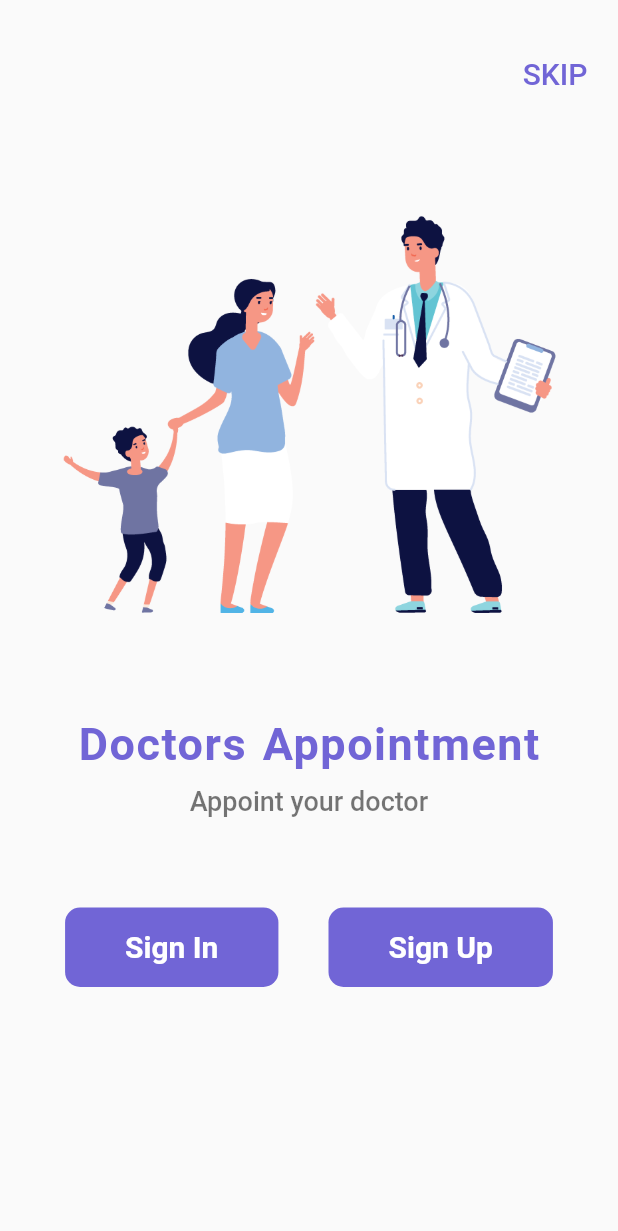
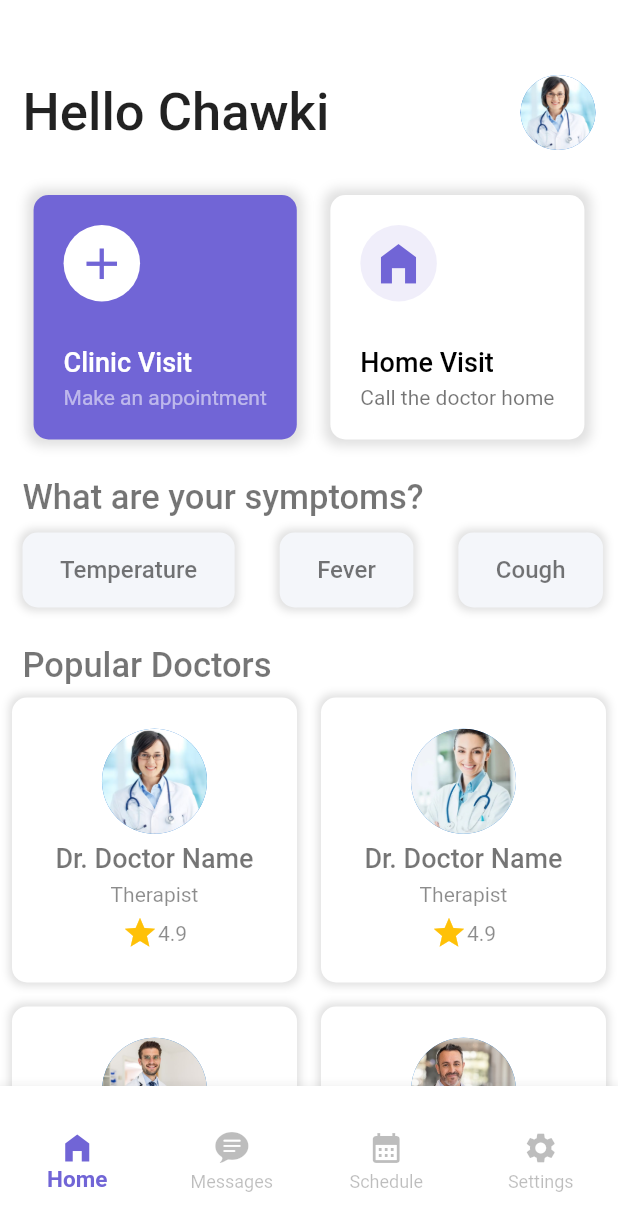
Before and after one commit to ChawkiFerroukhi/Healthcare_App, a Flutter app: the screen it shows after launch, after a tap on "SKIP", on a phone screen of 412 x 824 dp. Shown: the top 1231 px of the screen. Run offline on Flutter 3.47's test engine with Material 2 defaults, Android fonts, the phone set to English and light mode, and no system bars.

Commit message:
UI Updates
- Added bottomNavigationBar
- Added Home screen

```diff
--- /dev/null
+++ b/lib/screens/home_screen.dart
@@ -0,0 +1,283 @@
+import 'package:flutter/material.dart';
+import 'package:flutter/src/widgets/container.dart';
+import 'package:flutter/src/widgets/framework.dart';
+
+class HomeScreen extends StatelessWidget {
+  List symptoms = [
+    "Temperature",
+    "Fever",
+    "Cough",
+    "Cold",
+    "Snuffle",
+  ];
+
+  List imgs = [
+    "doctor1.jpg",
+    "doctor2.jpg",
+    "doctor3.jpg",
+    "doctor4.jpg",
+  ];
+
+  @override
+  Widget build(BuildContext context) {
+    return SingleChildScrollView(
+      padding: EdgeInsets.only(top: 50),
+      child: Column(
+        crossAxisAlignment: CrossAxisAlignment.start,
+        children: [
+          Padding(
+            padding: EdgeInsets.symmetric(horizontal: 15),
+            child: Row(
+              mainAxisAlignment: MainAxisAlignment.spaceBetween,
+              children: [
+                Text(
+                  "Hello Chawki",
+                  style: TextStyle(
+                    fontSize: 35,
+                    fontWeight: FontWeight.w500,
+                  ),
+                ),
+                CircleAvatar(
+                  radius: 25,
+                  backgroundImage: AssetImage("assets/doctor1.jpg"),
+                ),
+              ],
+            ),
+          ),
+          SizedBox(height: 30),
+          Row(
+            mainAxisAlignment: MainAxisAlignment.spaceEvenly,
+            children: [
+              InkWell(
+                onTap: () {},
+                child: Container(
+                  padding: EdgeInsets.all(20),
+                  decoration: BoxDecoration(
+                    color: Color(0xFF7165D6),
+                    borderRadius: BorderRadius.circular(10),
+                    boxShadow: [
+                      BoxShadow(
+                        color: Colors.black12,
+                        blurRadius: 6,
+                        spreadRadius: 4,
+                      ),
+                    ],
+                  ),
+                  child: Column(
+                    crossAxisAlignment: CrossAxisAlignment.start,
+                    children: [
+                      Container(
+                        padding: EdgeInsets.all(8),
+                        decoration: BoxDecoration(
+                          color: Colors.white,
+                          shape: BoxShape.circle,
+                        ),
+                        child: Icon(
+                          Icons.add,
+                          color: Color(0xFF7165D6),
+                          size: 35,
+                        ),
+                      ),
+                      SizedBox(height: 30),
+                      Text(
+                        "Clinic Visit",
+                        style: TextStyle(
+                          fontSize: 18,
+                          color: Colors.white,
+                          fontWeight: FontWeight.w500,
+                        ),
+                      ),
+                      SizedBox(height: 5),
+                      Text(
+                        "Make an appointment",
+                        style: TextStyle(
+                          color: Colors.white54,
+                        ),
+                      )
+                    ],
+                  ),
+                ),
+              ),
+              InkWell(
+                onTap: () {},
+                child: Container(
+                  padding: EdgeInsets.all(20),
+                  decoration: BoxDecoration(
+                    color: Colors.white,
+                    borderRadius: BorderRadius.circular(10),
+                    boxShadow: [
+                      BoxShadow(
+                        color: Colors.black12,
+                        blurRadius: 6,
+                        spreadRadius: 4,
+                      ),
+                    ],
+                  ),
+                  child: Column(
+                    crossAxisAlignment: CrossAxisAlignment.start,
+                    children: [
+                      Container(
+                        padding: EdgeInsets.all(8),
+                        decoration: BoxDecoration(
+                          color: Color(0xFFF0EEFA),
+                          shape: BoxShape.circle,
+                        ),
+                        child: Icon(
+                          Icons.home_filled,
+                          color: Color(0xFF7165D6),
+                          size: 35,
+                        ),
+                      ),
+                      SizedBox(height: 30),
+                      Text(
+                        "Home Visit",
+                        style: TextStyle(
+                          fontSize: 18,
+                          color: Colors.black,
+                          fontWeight: FontWeight.w500,
+                        ),
+                      ),
+                      SizedBox(height: 5),
+                      Text(
+                        "Call the doctor home",
+                        style: TextStyle(
+                          color: Colors.black54,
+                        ),
+                      )
+                    ],
+                  ),
+                ),
+              ),
+            ],
+          ),
+          SizedBox(height: 25),
+          Padding(
+            padding: EdgeInsets.only(left: 15),
+            child: Text(
+              "What are your symptoms?",
+              style: TextStyle(
+                fontSize: 23,
+                color: Colors.black54,
+                fontWeight: FontWeight.w500,
+              ),
+            ),
+          ),
+          SizedBox(
+            height: 70,
+            child: ListView.builder(
+              shrinkWrap: true,
+              scrollDirection: Axis.horizontal,
+              itemCount: symptoms.length,
+              itemBuilder: (context, index) {
+                return Container(
+                  margin: EdgeInsets.symmetric(vertical: 10, horizontal: 15),
+                  padding: EdgeInsets.symmetric(horizontal: 25),
+                  decoration: BoxDecoration(
+                    color: Color(0xFFF4F6FA),
+                    borderRadius: BorderRadius.circular(10),
+                    boxShadow: [
+                      BoxShadow(
+                        color: Colors.black12,
+                        blurRadius: 4,
+                        spreadRadius: 2,
+                      ),
+                    ],
+                  ),
+                  child: Center(
+                    child: Text(
+                      symptoms[index],
+                      style: TextStyle(
+                        fontSize: 16,
+                        fontWeight: FontWeight.w500,
+                        color: Colors.black54,
+                      ),
+                    ),
+                  ),
+                );
+              },
+            ),
+          ),
+          SizedBox(height: 15),
+          Padding(
+            padding: EdgeInsets.only(left: 15),
+            child: Text(
+              "Popular Doctors",
+              style: TextStyle(
+                fontSize: 23,
+                fontWeight: FontWeight.w500,
+                color: Colors.black54,
+              ),
+            ),
+          ),
+          GridView.builder(
+            gridDelegate: SliverGridDelegateWithFixedCrossAxisCount(
+              crossAxisCount: 2,
+            ),
+            itemCount: 4,
+            shrinkWrap: true,
+            physics: NeverScrollableScrollPhysics(),
+            itemBuilder: (context, index) {
+              return InkWell(
+                onTap: () {},
+                child: Container(
+                  margin: EdgeInsets.all(8),
+                  padding: EdgeInsets.symmetric(vertical: 15),
+                  decoration: BoxDecoration(
+                    color: Colors.white,
+                    borderRadius: BorderRadius.circular(10),
+                    boxShadow: [
+                      BoxShadow(
+                        color: Colors.black12,
+                        blurRadius: 4,
+                        spreadRadius: 2,
+                      )
+                    ],
+                  ),
+                  child: Column(
+                    mainAxisAlignment: MainAxisAlignment.spaceEvenly,
+                    children: [
+                      CircleAvatar(
+                        radius: 35,
+                        backgroundImage: AssetImage("assets/${imgs[index]}"),
+                      ),
+                      Text(
+                        "Dr. Doctor Name",
+                        style: TextStyle(
+                          color: Colors.black54,
+                          fontSize: 18,
+                          fontWeight: FontWeight.w500,
+                        ),
+                      ),
+                      Text(
+                        "Therapist",
+                        style: TextStyle(
+                          color: Colors.black45,
+                        ),
+                      ),
+                      Row(
+                        mainAxisSize: MainAxisSize.min,
+                        mainAxisAlignment: MainAxisAlignment.center,
+                        children: [
+                          Icon(
+                            Icons.star,
+                            color: Colors.amber,
+                          ),
+                          Text(
+                            "4.9",
+                            style: TextStyle(
+                              color: Colors.black45,
+                            ),
+                          ),
+                        ],
+                      ),
+                    ],
+                  ),
+                ),
+              );
+            },
+          ),
+        ],
+      ),
+    );
+  }
+}
--- a/lib/screens/welcome_screen.dart
+++ b/lib/screens/welcome_screen.dart
@@ -3,6 +3,7 @@ import 'package:flutter/src/widgets/container.dart';
 import 'package:flutter/src/widgets/framework.dart';
 import 'package:healthcare_app/screens/login_screen.dart';
 import 'package:healthcare_app/screens/signup_screen.dart';
+import 'package:healthcare_app/widgets/navbar_roots.dart';
 
 class WelcomeScreen extends StatelessWidget {
   const WelcomeScreen({super.key});
@@ -16,12 +17,13 @@ class WelcomeScreen extends StatelessWidget {
         padding: EdgeInsets.all(10),
         child: Column(
           children: [
-            SizedBox(height: 15),
+            SizedBox(height: 30),
             Align(
               alignment: Alignment.centerRight,
               child: TextButton(
                 onPressed: () {
-                  // Navigator.push(context, MaterialPageRoute(builder: (context) => ))
+                  Navigator.push(context,
+                      MaterialPageRoute(builder: (context) => NavBarRoots()));
                 },
                 child: Text(
                   "SKIP",
--- /dev/null
+++ b/lib/widgets/navbar_roots.dart
@@ -0,0 +1,72 @@
+import 'package:flutter/cupertino.dart';
+import 'package:flutter/material.dart';
+import 'package:flutter/src/widgets/container.dart';
+import 'package:flutter/src/widgets/framework.dart';
+import 'package:healthcare_app/screens/home_screen.dart';
+
+class NavBarRoots extends StatefulWidget {
+  const NavBarRoots({super.key});
+
+  @override
+  State<NavBarRoots> createState() => _NavBarRootsState();
+}
+
+class _NavBarRootsState extends State<NavBarRoots> {
+  int _selectedIndex = 0;
+
+  final _screens = [
+    // Home Screen
+    HomeScreen(),
+    //
+    Container(),
+    //
+    Container(),
+    //
+    Container(),
+  ];
+
+  @override
+  Widget build(BuildContext context) {
+    return Scaffold(
+      backgroundColor: Colors.white,
+      body: _screens[_selectedIndex],
+      bottomNavigationBar: Container(
+        height: 100,
+        child: BottomNavigationBar(
+          backgroundColor: Colors.white,
+          type: BottomNavigationBarType.fixed,
+          selectedItemColor: Color(0xFF7165D6),
+          unselectedItemColor: Colors.black26,
+          selectedLabelStyle: TextStyle(
+            fontWeight: FontWeight.bold,
+            fontSize: 15,
+          ),
+          currentIndex: _selectedIndex,
+          onTap: (index) {
+            setState(() {
+              _selectedIndex = index;
+            });
+          },
+          items: [
+            BottomNavigationBarItem(
+              icon: Icon(Icons.home_filled),
+              label: "Home",
+            ),
+            BottomNavigationBarItem(
+              icon: Icon(CupertinoIcons.chat_bubble_text_fill),
+              label: "Messages",
+            ),
+            BottomNavigationBarItem(
+              icon: Icon(Icons.calendar_month),
+              label: "Schedule",
+            ),
+            BottomNavigationBarItem(
+              icon: Icon(Icons.settings),
+              label: "Settings",
+            ),
+          ],
+        ),
+      ),
+    );
+  }
+}
```
